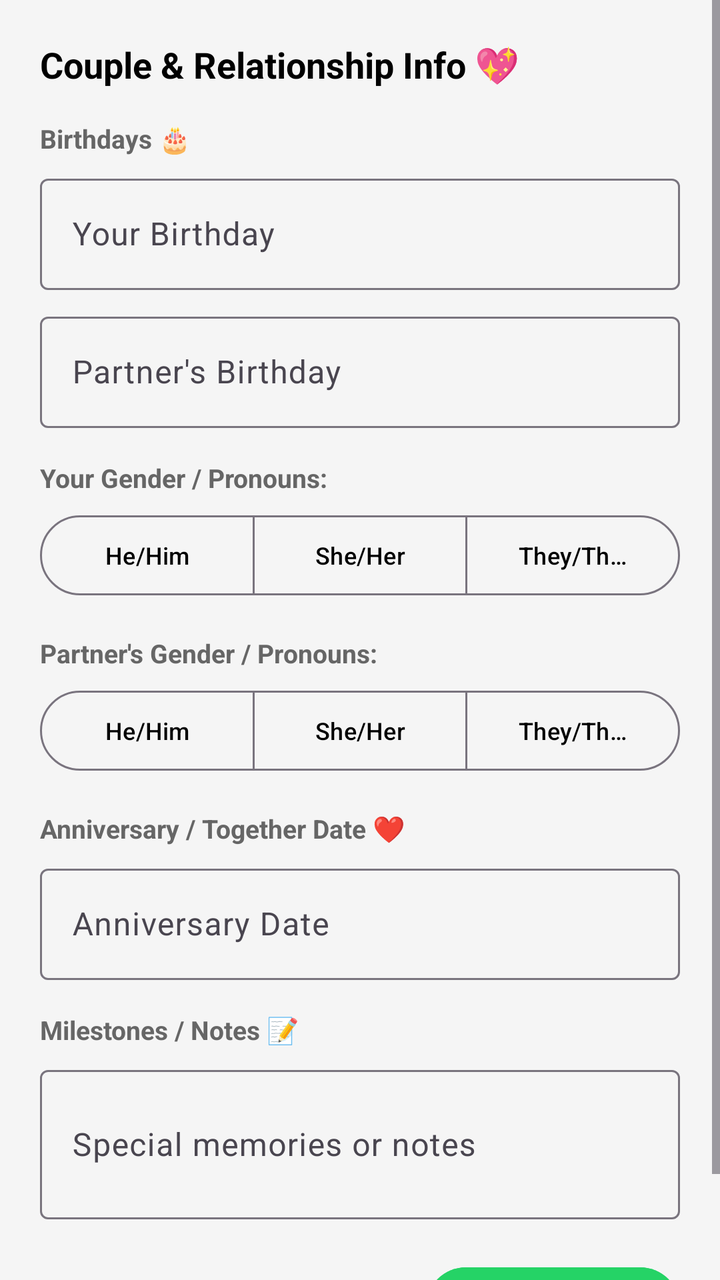
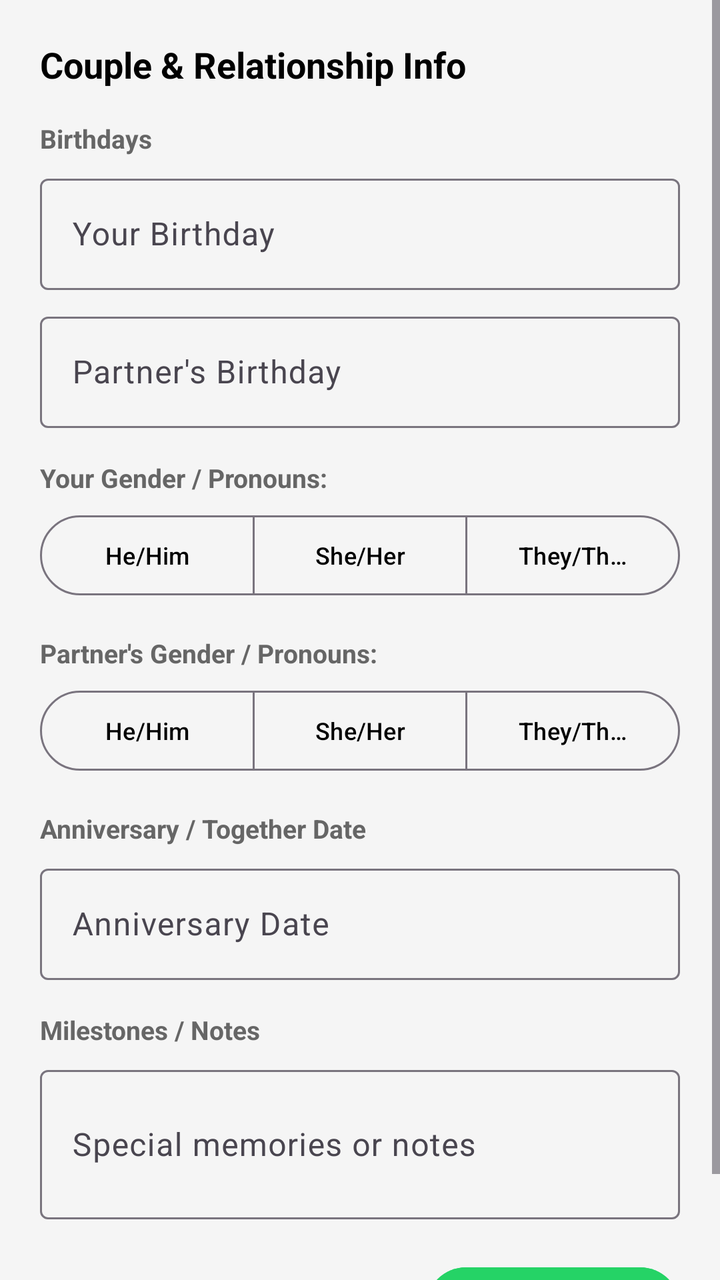

Before-and-after screenshots of an Android layout around one commit, followed by the original layout XML and the change that was made.
<!-- AndroidManifest.xml: application theme Theme.ProjectCecily -->
<!-- res/layout/dialog_relationship_details.xml -->
<?xml version="1.0" encoding="utf-8"?>
<ScrollView xmlns:android="http://schemas.android.com/apk/res/android"
    xmlns:app="http://schemas.android.com/apk/res-auto"
    android:layout_width="match_parent"
    android:layout_height="wrap_content"
    android:background="@color/card_background">

    <LinearLayout
        android:layout_width="match_parent"
        android:layout_height="wrap_content"
        android:orientation="vertical"
        android:padding="20dp">

        <TextView
            android:layout_width="wrap_content"
            android:layout_height="wrap_content"
            android:text="Couple &amp; Relationship Info 💖"
            android:textColor="@color/text_primary"
            android:textSize="18sp"
            android:textStyle="bold" />

        
        <TextView
            android:layout_width="wrap_content"
            android:layout_height="wrap_content"
            android:layout_marginTop="16dp"
            android:text="Birthdays 🎂"
            android:textColor="@color/text_secondary"
            android:textSize="13sp"
            android:textStyle="bold" />

        <com.google.android.material.textfield.TextInputLayout
            style="@style/Widget.Material3.TextInputLayout.OutlinedBox"
            android:layout_width="match_parent"
            android:layout_height="wrap_content"
            android:layout_marginTop="6dp"
            android:hint="Your Birthday">

            <com.google.android.material.textfield.TextInputEditText
                android:id="@+id/etYourBirthday"
                android:layout_width="match_parent"
                android:layout_height="wrap_content"
                android:focusable="false"
                android:inputType="none" />
        </com.google.android.material.textfield.TextInputLayout>

        <com.google.android.material.textfield.TextInputLayout
            style="@style/Widget.Material3.TextInputLayout.OutlinedBox"
            android:layout_width="match_parent"
            android:layout_height="wrap_content"
            android:layout_marginTop="8dp"
            android:hint="Partner's Birthday">

            <com.google.android.material.textfield.TextInputEditText
                android:id="@+id/etPartnerBirthday"
                android:layout_width="match_parent"
                android:layout_height="wrap_content"
                android:focusable="false"
                android:inputType="none" />
        </com.google.android.material.textfield.TextInputLayout>

        
        <TextView
            android:layout_width="wrap_content"
            android:layout_height="wrap_content"
            android:layout_marginTop="16dp"
            android:text="Your Gender / Pronouns:"
            android:textColor="@color/text_secondary"
            android:textSize="13sp"
            android:textStyle="bold" />

        <com.google.android.material.button.MaterialButtonToggleGroup
            android:id="@+id/toggleYourGender"
            android:layout_width="match_parent"
            android:layout_height="wrap_content"
            android:layout_marginTop="6dp"
            app:selectionRequired="true"
            app:singleSelection="true">

            <Button
                android:id="@+id/btnYourMale"
                style="?attr/materialButtonOutlinedStyle"
                android:layout_width="0dp"
                android:layout_height="wrap_content"
                android:layout_weight="1"
                android:text="He/Him"
                android:textColor="@color/text_primary"
                android:textSize="12sp" />

            <Button
                android:id="@+id/btnYourFemale"
                style="?attr/materialButtonOutlinedStyle"
                android:layout_width="0dp"
                android:layout_height="wrap_content"
                android:layout_weight="1"
                android:text="She/Her"
                android:textColor="@color/text_primary"
                android:textSize="12sp" />

            <Button
                android:id="@+id/btnYourThey"
                style="?attr/materialButtonOutlinedStyle"
                android:layout_width="0dp"
                android:layout_height="wrap_content"
                android:layout_weight="1"
                android:text="They/Them"
                android:textColor="@color/text_primary"
                android:textSize="12sp" />
        </com.google.android.material.button.MaterialButtonToggleGroup>

        
        <TextView
            android:layout_width="wrap_content"
            android:layout_height="wrap_content"
            android:layout_marginTop="16dp"
            android:text="Partner's Gender / Pronouns:"
            android:textColor="@color/text_secondary"
            android:textSize="13sp"
            android:textStyle="bold" />

        <com.google.android.material.button.MaterialButtonToggleGroup
            android:id="@+id/togglePartnerGender"
            android:layout_width="match_parent"
            android:layout_height="wrap_content"
            android:layout_marginTop="6dp"
            app:selectionRequired="true"
            app:singleSelection="true">

            <Button
                android:id="@+id/btnPartnerMale"
                style="?attr/materialButtonOutlinedStyle"
                android:layout_width="0dp"
                android:layout_height="wrap_content"
                android:layout_weight="1"
                android:text="He/Him"
                android:textColor="@color/text_primary"
                android:textSize="12sp" />

            <Button
                android:id="@+id/btnPartnerFemale"
                style="?attr/materialButtonOutlinedStyle"
                android:layout_width="0dp"
                android:layout_height="wrap_content"
                android:layout_weight="1"
                android:text="She/Her"
                android:textColor="@color/text_primary"
                android:textSize="12sp" />

            <Button
                android:id="@+id/btnPartnerThey"
                style="?attr/materialButtonOutlinedStyle"
                android:layout_width="0dp"
                android:layout_height="wrap_content"
                android:layout_weight="1"
                android:text="They/Them"
                android:textColor="@color/text_primary"
                android:textSize="12sp" />
        </com.google.android.material.button.MaterialButtonToggleGroup>

        
        <TextView
            android:layout_width="wrap_content"
            android:layout_height="wrap_content"
            android:layout_marginTop="16dp"
            android:text="Anniversary / Together Date ❤️"
            android:textColor="@color/text_secondary"
            android:textSize="13sp"
            android:textStyle="bold" />

        <com.google.android.material.textfield.TextInputLayout
            style="@style/Widget.Material3.TextInputLayout.OutlinedBox"
            android:layout_width="match_parent"
            android:layout_height="wrap_content"
            android:layout_marginTop="6dp"
            android:hint="Anniversary Date">

            <com.google.android.material.textfield.TextInputEditText
                android:id="@+id/etAnniversaryDate"
                android:layout_width="match_parent"
                android:layout_height="wrap_content"
                android:focusable="false"
                android:inputType="none" />
        </com.google.android.material.textfield.TextInputLayout>

        
        <TextView
            android:layout_width="wrap_content"
            android:layout_height="wrap_content"
            android:layout_marginTop="16dp"
            android:text="Milestones / Notes 📝"
            android:textColor="@color/text_secondary"
            android:textSize="13sp"
            android:textStyle="bold" />

        <com.google.android.material.textfield.TextInputLayout
            style="@style/Widget.Material3.TextInputLayout.OutlinedBox"
            android:layout_width="match_parent"
            android:layout_height="wrap_content"
            android:layout_marginTop="6dp"
            android:hint="Special memories or notes">

            <com.google.android.material.textfield.TextInputEditText
                android:id="@+id/etMilestones"
                android:layout_width="match_parent"
                android:layout_height="wrap_content"
                android:inputType="textMultiLine"
                android:minLines="2" />
        </com.google.android.material.textfield.TextInputLayout>

        
        <LinearLayout
            android:layout_width="match_parent"
            android:layout_height="wrap_content"
            android:layout_marginTop="20dp"
            android:gravity="end"
            android:orientation="horizontal">

            <Button
                android:id="@+id/btnCancelRelationship"
                style="@style/Widget.Material3.Button.TextButton"
                android:layout_width="wrap_content"
                android:layout_height="wrap_content"
                android:layout_marginEnd="8dp"
                android:text="Cancel"
                android:textColor="@color/text_secondary" />

            <Button
                android:id="@+id/btnSaveRelationship"
                style="@style/Widget.Material3.Button.TonalButton"
                android:layout_width="wrap_content"
                android:layout_height="wrap_content"
                android:backgroundTint="#25D366"
                android:paddingHorizontal="24dp"
                android:text="Save Details"
                android:textColor="#FFFFFF" />
        </LinearLayout>

    </LinearLayout>
</ScrollView>
<!-- resources referenced by this layout -->
<resources>
  <color name="card_background">#F5F5F5</color>
  <color name="text_primary">#000000</color>
  <color name="text_secondary">#666666</color>
  <style name="Theme.ProjectCecily" parent="Base.Theme.ProjectCecily" />
  <style name="Base.Theme.ProjectCecily" parent="Theme.Material3.DayNight">
          
          <item name="colorPrimary">@color/nav_selected</item>
          <item name="windowActionBar">true</item>
          <item name="windowNoTitle">false</item>
  
          
          <item name="colorOnSecondaryContainer">@color/nav_selected</item>
      </style>
  <color name="nav_selected">#007AFF</color>
</resources>

<!-- the commit's change to res/layout/dialog_relationship_details.xml (unified diff, before → after) -->
@@ -14,7 +14,7 @@
         <TextView
             android:layout_width="wrap_content"
             android:layout_height="wrap_content"
-            android:text="Couple &amp; Relationship Info 💖"
+            android:text="Couple &amp; Relationship Info"
             android:textColor="@color/text_primary"
             android:textSize="18sp"
             android:textStyle="bold" />
@@ -24,7 +24,7 @@
             android:layout_width="wrap_content"
             android:layout_height="wrap_content"
             android:layout_marginTop="16dp"
-            android:text="Birthdays 🎂"
+            android:text="Birthdays"
             android:textColor="@color/text_secondary"
             android:textSize="13sp"
             android:textStyle="bold" />
@@ -162,7 +162,7 @@
             android:layout_width="wrap_content"
             android:layout_height="wrap_content"
             android:layout_marginTop="16dp"
-            android:text="Anniversary / Together Date ❤️"
+            android:text="Anniversary / Together Date"
             android:textColor="@color/text_secondary"
             android:textSize="13sp"
             android:textStyle="bold" />
@@ -187,7 +187,7 @@
             android:layout_width="wrap_content"
             android:layout_height="wrap_content"
             android:layout_marginTop="16dp"
-            android:text="Milestones / Notes 📝"
+            android:text="Milestones / Notes"
             android:textColor="@color/text_secondary"
             android:textSize="13sp"
             android:textStyle="bold" />
